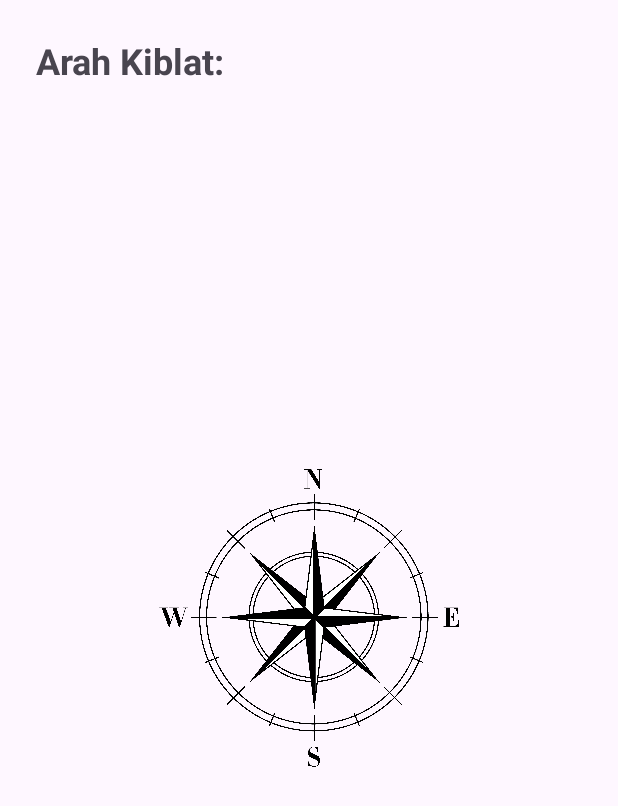
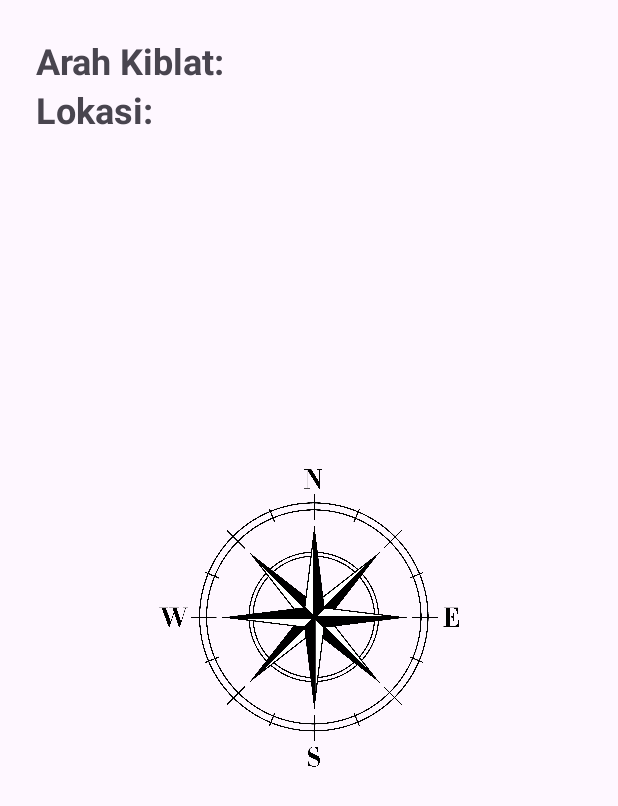
Before and after one commit to ilhamfauzan/QiblaTime, an Android app: the layout activity_compass.xml on its own in the app's theme, with its tools: preview values and no code run, on a phone screen of 412 x 824 dp. Shown: the top 806 px of the screen. Run offline under Robolectric (Android 15) with nearby library versions, the phone set to English and light mode, and no system bars.

Commit message:
fix: show location on compass

```diff
--- a/app/src/main/res/layout/activity_compass.xml
+++ b/app/src/main/res/layout/activity_compass.xml
@@ -16,10 +16,10 @@
         android:id="@+id/locationInfo"
         android:layout_width="wrap_content"
         android:layout_height="wrap_content"
-        android:text="Arah Kiblat: "
+        android:text="Lokasi: "
         android:textSize="24sp"
         android:textStyle="bold"
-        android:layout_above="@id/compassDirection"/>
+        android:layout_below="@id/compassDirection"/>
 
     <ImageView
         android:id="@+id/compassImage"
```
